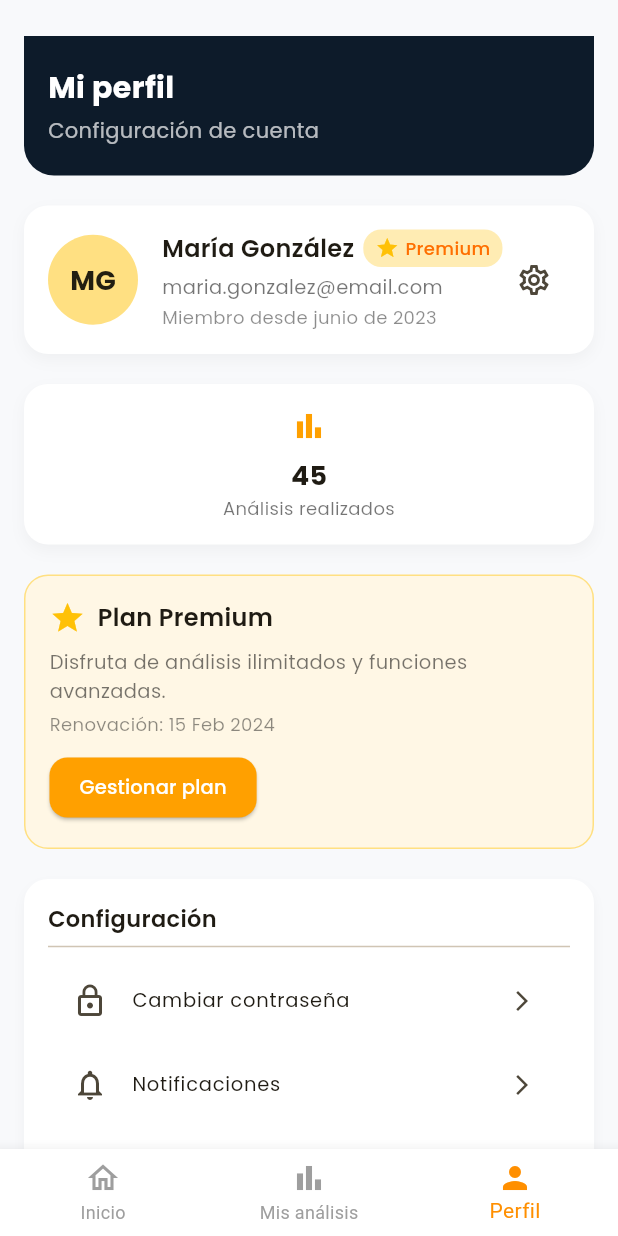
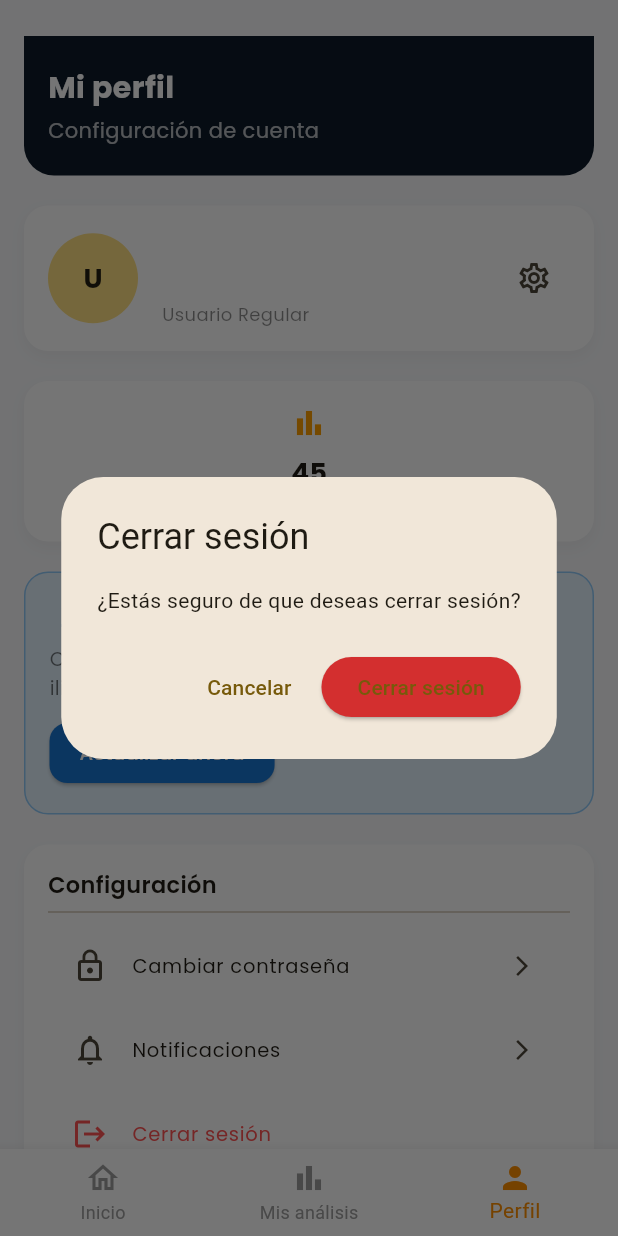
Before and after one commit to ignrodvaz/SoleraBravoApp, a Flutter app: the screen it shows once a user with an empty profile is signed in, item 3 of the bottom bar chosen, after a tap on "Cerrar sesión", on a phone screen of 412 x 824 dp. Run offline on Flutter 3.47's test engine with Material 3 defaults, Android fonts, the phone set to English and light mode, and no system bars; our stand-ins replace cloud_firestore, firebase_auth, firebase_core, google_fonts, image_picker; accounts and stored records are empty.

Commit message:
perfil actualizado

```diff
--- a/solerabravoapp/lib/perfil_page.dart
+++ b/solerabravoapp/lib/perfil_page.dart
@@ -1,11 +1,20 @@
 import 'package:flutter/material.dart';
 import 'package:google_fonts/google_fonts.dart';
+import 'package:provider/provider.dart';
+import 'providers/auth_provider.dart';
 
 class PerfilPage extends StatelessWidget {
   const PerfilPage({super.key});
 
   @override
   Widget build(BuildContext context) {
+    return Consumer<AuthProvider>(
+      builder: (context, authProvider, _) {
+        final user = authProvider.user;
+        final userName = user?.displayName ?? 'Usuario';
+        final userEmail = user?.email ?? 'Sin email';
+        final firstLetter = userName.isNotEmpty ? userName[0].toUpperCase() : 'U';
+
         return Scaffold(
           backgroundColor: const Color(0xFFF8F9FB),
           body: SingleChildScrollView(
@@ -67,7 +76,7 @@ class PerfilPage extends StatelessWidget {
                         radius: 30,
                         backgroundColor: Colors.amber[200],
                         child: Text(
-                      "MG",
+                          firstLetter,
                           style: GoogleFonts.poppins(
                             fontSize: 18,
                             fontWeight: FontWeight.bold,
@@ -83,14 +92,18 @@ class PerfilPage extends StatelessWidget {
                           children: [
                             Row(
                               children: [
-                            Text(
-                              "María González",
+                                Expanded(
+                                  child: Text(
+                                    userName,
                                     style: GoogleFonts.poppins(
                                       fontSize: 16,
                                       fontWeight: FontWeight.w600,
                                     ),
+                                    overflow: TextOverflow.ellipsis,
+                                  ),
                                 ),
                                 const SizedBox(width: 6),
+                                if (authProvider.isPremium)
                                   Container(
                                     padding: const EdgeInsets.symmetric(horizontal: 8, vertical: 4),
                                     decoration: BoxDecoration(
@@ -116,13 +129,20 @@ class PerfilPage extends StatelessWidget {
                             ),
                             const SizedBox(height: 4),
                             Text(
-                          "maria.gonzalez@email.com",
-                          style: GoogleFonts.poppins(fontSize: 13, color: Colors.black54),
+                              userEmail,
+                              style: GoogleFonts.poppins(
+                                fontSize: 13,
+                                color: Colors.black54,
+                              ),
+                              overflow: TextOverflow.ellipsis,
                             ),
                             const SizedBox(height: 2),
                             Text(
-                          "Miembro desde junio de 2023",
-                          style: GoogleFonts.poppins(fontSize: 12, color: Colors.black45),
+                              authProvider.isPremium ? "Usuario Premium" : "Usuario Regular",
+                              style: GoogleFonts.poppins(
+                                fontSize: 12,
+                                color: Colors.black45,
+                              ),
                             ),
                           ],
                         ),
@@ -143,13 +163,13 @@ class PerfilPage extends StatelessWidget {
                     Expanded(
                       child: _buildStatCard("45", "Análisis realizados", Icons.bar_chart),
                     ),
-
                   ],
                 ),
 
                 const SizedBox(height: 20),
 
                 // Plan Premium
+                if (authProvider.isPremium)
                   Container(
                     padding: const EdgeInsets.all(16),
                     decoration: BoxDecoration(
@@ -178,11 +198,6 @@ class PerfilPage extends StatelessWidget {
                           "Disfruta de análisis ilimitados y funciones avanzadas.",
                           style: GoogleFonts.poppins(fontSize: 13, color: Colors.black54),
                         ),
-                  const SizedBox(height: 4),
-                  Text(
-                    "Renovación: 15 Feb 2024",
-                    style: GoogleFonts.poppins(fontSize: 12, color: Colors.black45),
-                  ),
                         const SizedBox(height: 10),
                         ElevatedButton(
                           onPressed: () {},
@@ -200,11 +215,58 @@ class PerfilPage extends StatelessWidget {
                         ),
                       ],
                     ),
+                  )
+                else
+                  Container(
+                    padding: const EdgeInsets.all(16),
+                    decoration: BoxDecoration(
+                      color: Colors.blue[50],
+                      borderRadius: BorderRadius.circular(16),
+                      border: Border.all(color: Colors.blue.shade200),
+                    ),
+                    child: Column(
+                      crossAxisAlignment: CrossAxisAlignment.start,
+                      children: [
+                        Row(
+                          children: [
+                            Icon(Icons.upgrade_outlined, color: Colors.blue[700]),
+                            const SizedBox(width: 8),
+                            Text(
+                              "Upgrade a Premium",
+                              style: GoogleFonts.poppins(
+                                fontSize: 16,
+                                fontWeight: FontWeight.w600,
+                              ),
+                            ),
+                          ],
+                        ),
+                        const SizedBox(height: 8),
+                        Text(
+                          "Obtén acceso a funciones avanzadas y análisis ilimitados.",
+                          style: GoogleFonts.poppins(fontSize: 13, color: Colors.black54),
+                        ),
+                        const SizedBox(height: 10),
+                        ElevatedButton(
+                          onPressed: () {},
+                          style: ElevatedButton.styleFrom(
+                            backgroundColor: Colors.blue[700],
+                            shape: RoundedRectangleBorder(
+                              borderRadius: BorderRadius.circular(12),
+                            ),
+                            padding: const EdgeInsets.symmetric(horizontal: 20, vertical: 10),
+                          ),
+                          child: Text(
+                            "Actualizar ahora",
+                            style: GoogleFonts.poppins(color: Colors.white, fontSize: 13),
+                          ),
+                        ),
+                      ],
+                    ),
                   ),
 
                 const SizedBox(height: 20),
 
-            // Configuración (placeholder)
+                // Configuración
                 Container(
                   padding: const EdgeInsets.all(16),
                   decoration: BoxDecoration(
@@ -247,7 +309,7 @@ class PerfilPage extends StatelessWidget {
                           "Cerrar sesión",
                           style: GoogleFonts.poppins(color: Colors.redAccent, fontSize: 13),
                         ),
-                    onTap: () {},
+                        onTap: () => _handleLogout(context, authProvider),
                       ),
                     ],
                   ),
@@ -256,8 +318,35 @@ class PerfilPage extends StatelessWidget {
             ),
           ),
         );
+      },
+    );
   }
 
+  void _handleLogout(BuildContext context, AuthProvider authProvider) {
+    showDialog(
+      context: context,
+      builder: (context) => AlertDialog(
+        title: const Text('Cerrar sesión'),
+        content: const Text('¿Estás seguro de que deseas cerrar sesión?'),
+        actions: [
+          TextButton(
+            onPressed: () => Navigator.pop(context),
+            child: const Text('Cancelar'),
+          ),
+          ElevatedButton(
+            onPressed: () async {
+              Navigator.pop(context);
+              await authProvider.logout();
+            },
+            style: ElevatedButton.styleFrom(
+              backgroundColor: Colors.red[700],
+            ),
+            child: const Text('Cerrar sesión'),
+          ),
+        ],
+      ),
+    );
+  }
   Widget _buildStatCard(String value, String label, IconData icon) {
     return Container(
       padding: const EdgeInsets.all(16),
```
Lines whose indentation alone changed are shown as unchanged.
